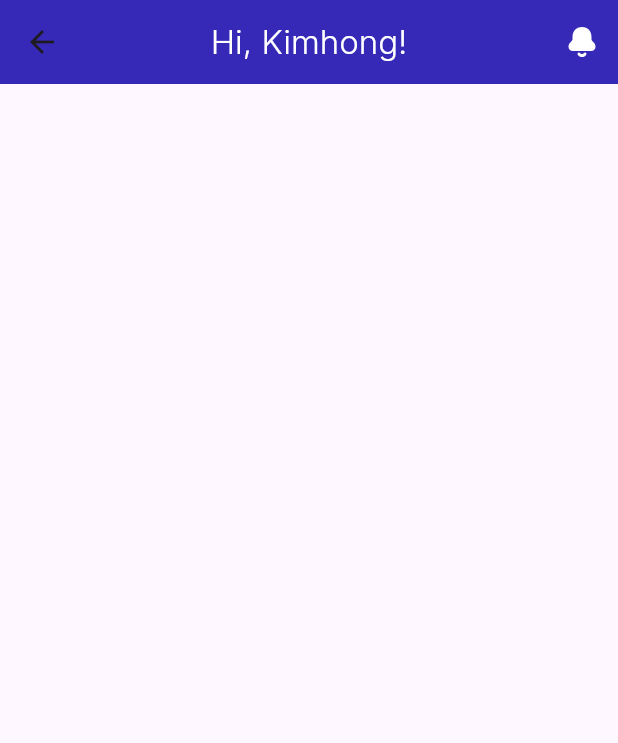
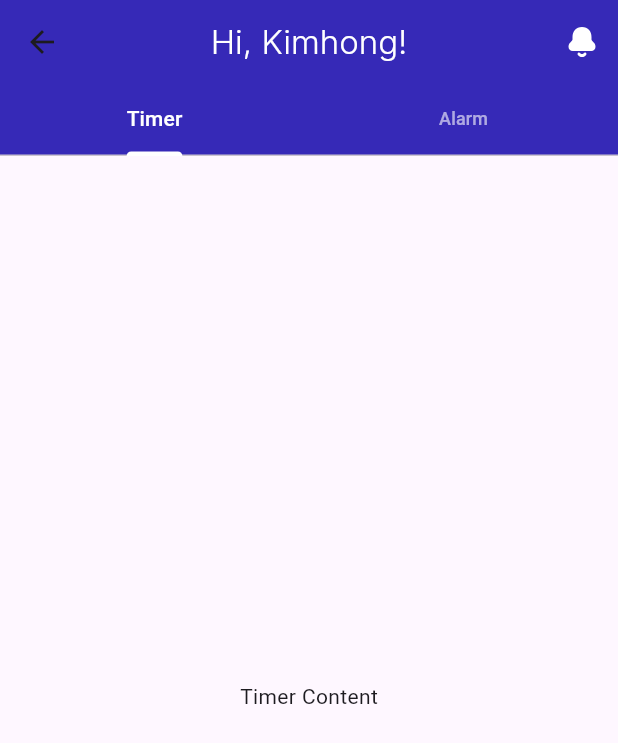
Before and after one commit to rinkimhong4/BalanceApp, a Flutter app: the TimerScreen screen opened directly, on a phone screen of 412 x 824 dp. Shown: the top 743 px of the screen. Run offline on Flutter 3.47's test engine with Material 3 defaults, Android fonts, the phone set to English and light mode, and no system bars; our stand-ins replace flutter_svg, google_fonts.

Commit message:
updated timer.dart(kim)

```diff
--- a/lib/pages/timer.dart
+++ b/lib/pages/timer.dart
@@ -7,18 +7,23 @@ class TimerScreen extends StatelessWidget {
 
   @override
   Widget build(BuildContext context) {
-    return Scaffold(appBar: _appBar);
+    return DefaultTabController(
+      length: 2,
+      child: Scaffold(appBar: _appBar, body: _buildBodyApp()),
+    );
   }
 }
 
-Color primaryColor = Color(0xFF3629B7);
+const Color primaryColor = Color(0xFF3629B7);
+const double _titleSize = 22;
+const double _tabFontSize = 14.0;
+const double _unselectedTabFontSize = 12.0;
 
-get _appBar => AppBar(
+PreferredSizeWidget get _appBar => AppBar(
   title: Text(
     'Hi, Kimhong!',
-
     style: GoogleFonts.inter(
-      fontSize: 22,
+      fontSize: _titleSize,
       fontWeight: FontWeight.w300,
       color: Colors.white,
     ),
@@ -31,4 +36,21 @@ get _appBar => AppBar(
       icon: SvgPicture.asset('assets/Bell.svg', width: 24, height: 24),
     ),
   ],
+  bottom: const TabBar(
+    labelColor: Colors.white,
+    indicatorColor: Colors.white,
+    unselectedLabelColor: Colors.white60,
+    labelStyle: TextStyle(fontSize: _tabFontSize),
+    unselectedLabelStyle: TextStyle(fontSize: _unselectedTabFontSize),
+    tabs: [Tab(text: 'Timer'), Tab(text: 'Alarm')],
+  ),
 );
+
+Widget _buildBodyApp() {
+  return const TabBarView(
+    children: [
+      Center(child: Text('Timer Content')),
+      Center(child: Text('Alarm Content')),
+    ],
+  );
+}
```
